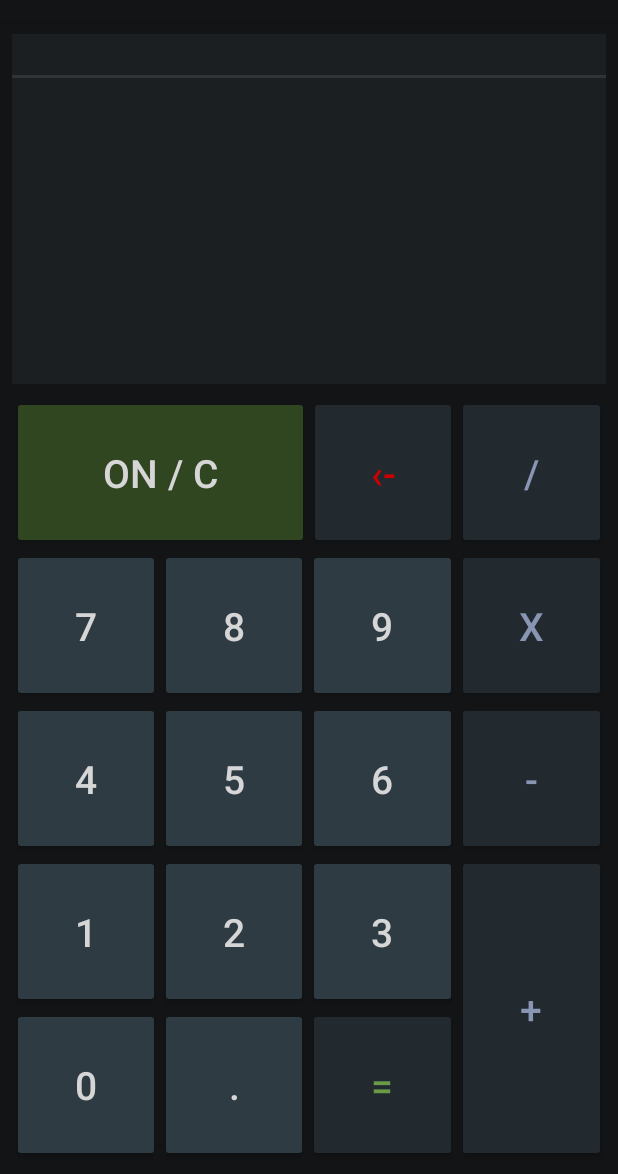
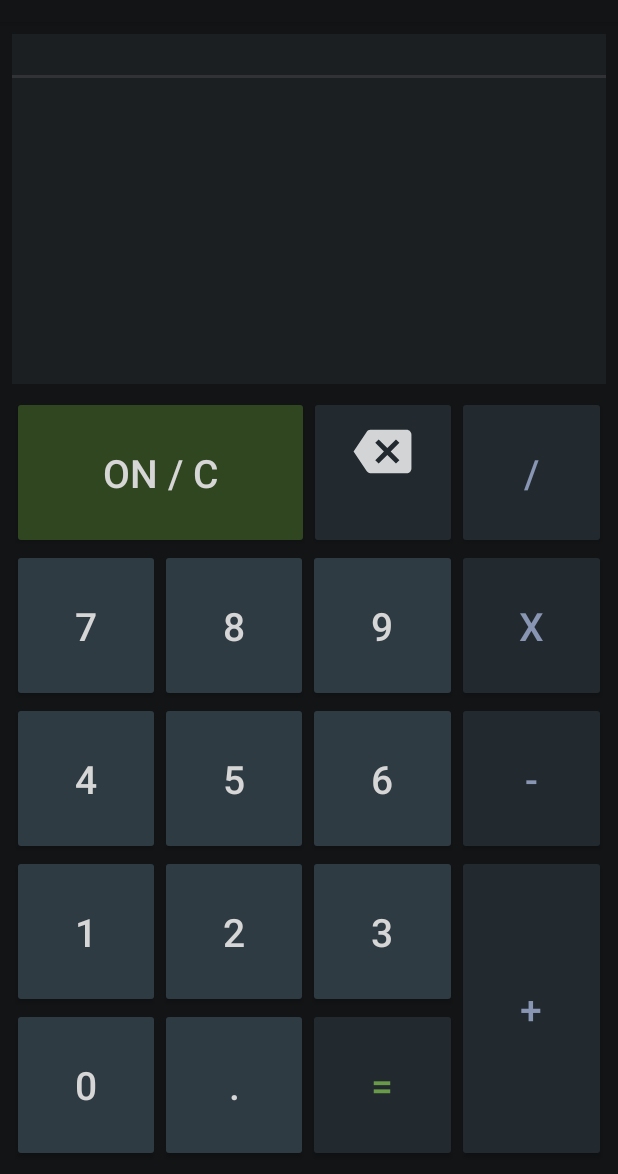
Before and after one commit to arjun-sasidharan/Calculator, an Android app: the screen it shows after launch (MainActivity), on a phone screen of 412 x 824 dp, the part 62-1236 px from its top. Run offline under Robolectric (Android 15) with nearby library versions, the phone set to English and light mode, and no system bars.

Commit message:
Backspace icon added

```diff
--- /dev/null
+++ b/app/src/main/res/drawable-anydpi/ic_backspace_white.xml
@@ -0,0 +1,16 @@
+<vector xmlns:android="http://schemas.android.com/apk/res/android"
+    android:width="54dp"
+    android:height="54dp"
+    android:viewportWidth="24"
+    android:viewportHeight="24"
+    android:tint="#FFFFFF"
+    android:alpha="0.8">
+  <group android:scaleX="0.71428573"
+      android:scaleY="0.71428573"
+      android:translateX="3.4285715"
+      android:translateY="3.4285715">
+    <path
+        android:fillColor="@android:color/white"
+        android:pathData="M22,3L7,3c-0.69,0 -1.23,0.35 -1.59,0.88L0,12l5.41,8.11c0.36,0.53 0.9,0.89 1.59,0.89h15c1.1,0 2,-0.9 2,-2L24,5c0,-1.1 -0.9,-2 -2,-2zM19,15.59L17.59,17 14,13.41 10.41,17 9,15.59 12.59,12 9,8.41 10.41,7 14,10.59 17.59,7 19,8.41 15.41,12 19,15.59z"/>
+  </group>
+</vector>
--- a/app/src/main/res/layout/activity_main.xml
+++ b/app/src/main/res/layout/activity_main.xml
@@ -56,7 +56,9 @@
             android:layout_weight="1"
             android:layout_width="0dp"
             android:layout_height="match_parent"
-            android:text="@string/button_backspace"
+            android:drawableTop="@drawable/ic_backspace_white"
+            android:drawablePadding="10dp"
+            android:layout_gravity="center"
             android:onClick="buttonBackSpace" />
         <Button
             style="@style/operatorButtonTextStyle"
--- a/app/src/main/res/values/strings.xml
+++ b/app/src/main/res/values/strings.xml
@@ -18,7 +18,8 @@
     <string name="button_minus">-</string>
     <string name="button_multiply">x</string>
     <string name="button_divide">/</string>
-    <string name="zero_error_toast">Cannot divide a number by zero</string>
-    <string name="maximum_number_toast">Maximum number limit reached</string>
+    <string name="divide_by_zero">CAN\'T DIVIDE BY ZERO</string>
+    <string name="maximum_number_limit">Maximum number limit reached</string>
+    <string name="wrong_expression">WRONG EXPRESSION</string>
 
 </resources>
--- a/build.gradle
+++ b/build.gradle
@@ -5,7 +5,7 @@ buildscript {
         jcenter()
     }
     dependencies {
-        classpath "com.android.tools.build:gradle:4.0.1"
+        classpath 'com.android.tools.build:gradle:4.1.1'
 
         // NOTE: Do not place your application dependencies here; they belong
         // in the individual module build.gradle files
```
Also changed, not shown: app/src/main/java/com/example/calculator/MainActivity.java (+71 -68 lines), app/src/main/res/drawable-hdpi/ic_backspace_white.png (added), app/src/main/res/drawable-mdpi/ic_backspace_white.png (added), app/src/main/res/drawable-xhdpi/ic_backspace_white.png (added), app/src/main/res/drawable-xxhdpi/ic_backspace_white.png (added), gradle/wrapper/gradle-wrapper.properties.
